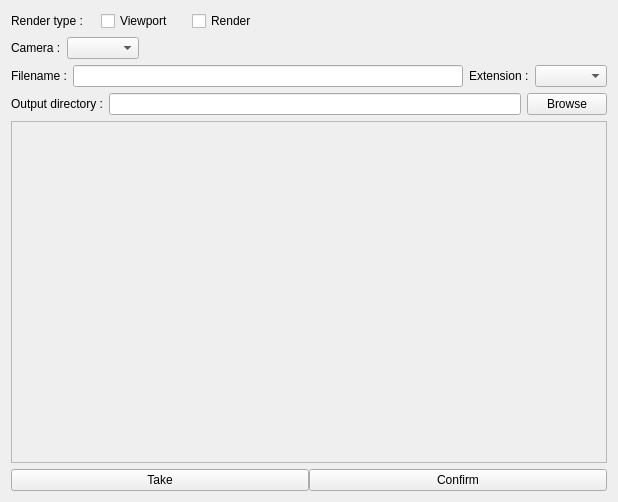
Above: gazupublisher/resources/views/TakePreviewWidget.ui from cgwire/kitsu-publisher-deprecated before the change. Below: the same form after it.
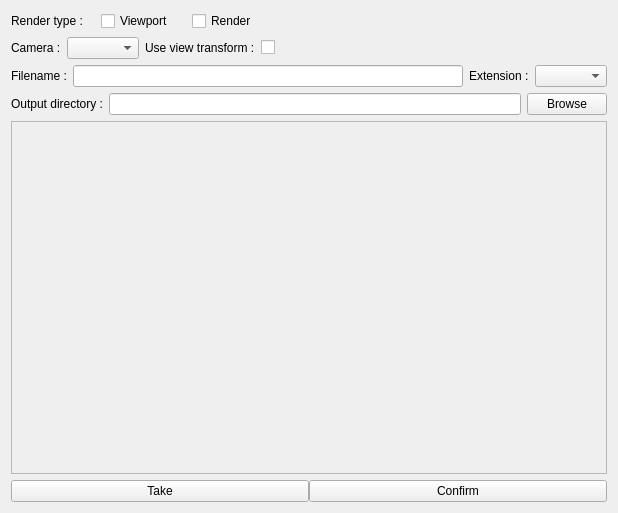
That is the form after the change.

Commit message: [NEW] Add OpenGL and Cycle for Blender preview

The edit to the form file:
```diff
--- a/gazupublisher/resources/views/TakePreviewWidget.ui
+++ b/gazupublisher/resources/views/TakePreviewWidget.ui
@@ -7,7 +7,7 @@
     <x>0</x>
     <y>0</y>
     <width>614</width>
-    <height>484</height>
+    <height>513</height>
    </rect>
   </property>
   <property name="windowTitle">
@@ -17,7 +17,7 @@
    <item>
     <widget class="QWidget" name="form_widget" native="true">
      <property name="sizePolicy">
-      <sizepolicy hsizetype="Expanding" vsizetype="Fixed">
+      <sizepolicy hsizetype="Expanding" vsizetype="Expanding">
        <horstretch>0</horstretch>
        <verstretch>0</verstretch>
       </sizepolicy>
@@ -133,6 +133,20 @@
          <item>
           <widget class="QComboBox" name="camera_combobox"/>
          </item>
+         <item>
+          <widget class="QLabel" name="viewtransform_label">
+           <property name="text">
+            <string>Use view transform :</string>
+           </property>
+          </widget>
+         </item>
+         <item>
+          <widget class="QCheckBox" name="viewtransform_checkbox">
+           <property name="text">
+            <string/>
+           </property>
+          </widget>
+         </item>
          <item>
           <spacer name="horizontalSpacer">
            <property name="orientation">
@@ -224,6 +238,12 @@
       </item>
       <item>
        <widget class="QFrame" name="frame">
+        <property name="sizePolicy">
+         <sizepolicy hsizetype="Preferred" vsizetype="Expanding">
+          <horstretch>0</horstretch>
+          <verstretch>0</verstretch>
+         </sizepolicy>
+        </property>
         <property name="frameShape">
          <enum>QFrame::StyledPanel</enum>
         </property>
```
Left out of the diff: 6 changed lines with no effect on the pictures. The commit also changes 4 other files.
